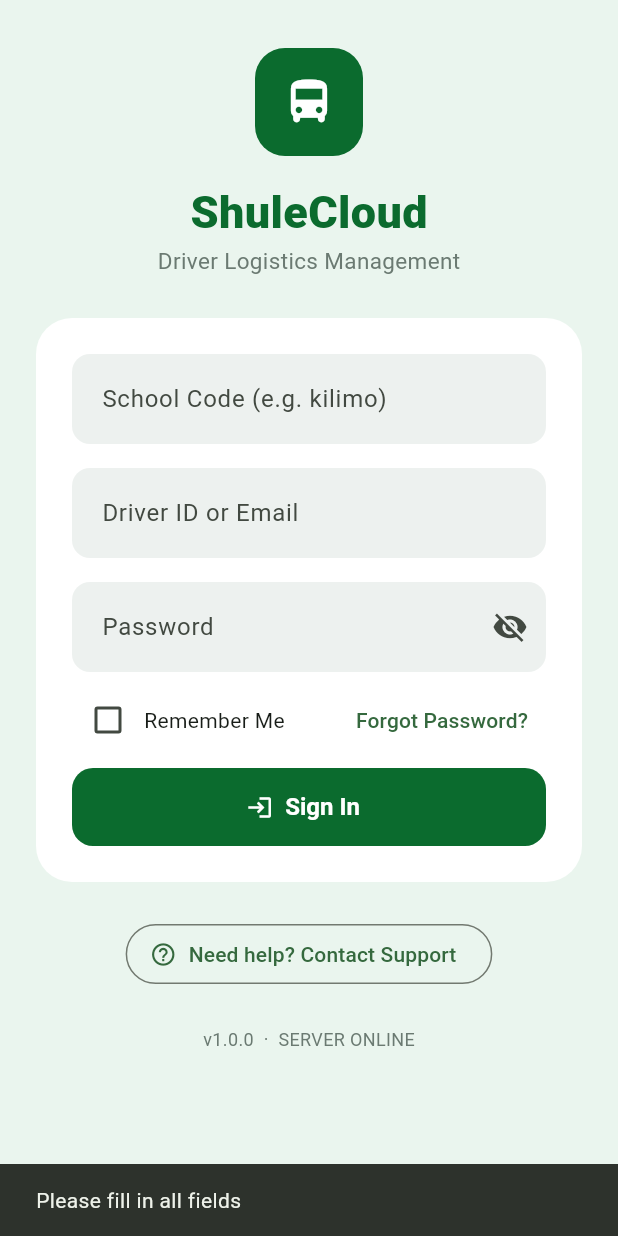
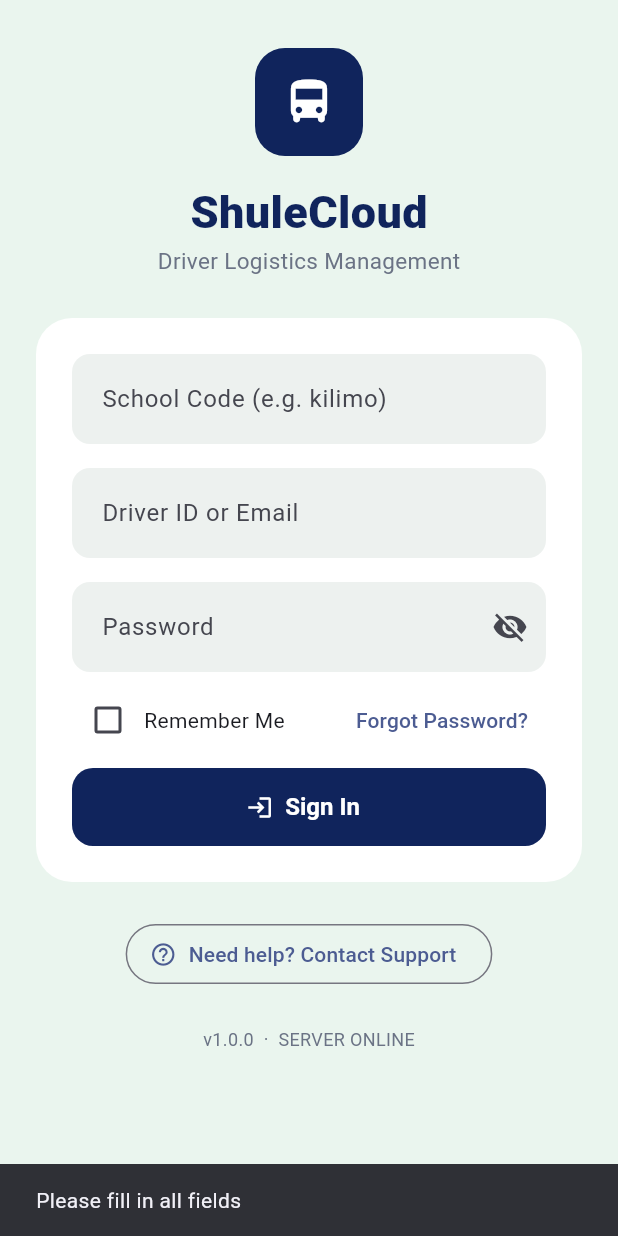
Before and after one commit to jaamsquad/shule-cloud-saas, a Flutter app: the screen it shows after launch, after a tap on "Sign In", on a phone screen of 412 x 824 dp. Run offline on Flutter 3.47's test engine with Material 3 defaults, Android fonts, the phone set to English and light mode, and no system bars; our stand-ins replace battery_plus, cached_network_image, connectivity_plus, dio, firebase_core, firebase_messaging and 13 more; missing offline and left inert: flutter_background_service, flutter_background_service_android, mobile_scanner; accounts and stored records are empty; network calls fail.

Commit message:
fix(driver-app): stop splash hang + dark-blue bus branding
Crash fix (app froze on native splash):
- Firebase/FCM is optional (no google-services.json) but NotificationService
  called FirebaseMessaging.instance unguarded, throwing before runApp(). Now
  every init in main() is individually guarded and runApp() always runs.
- Splash bootstrap is guarded + capped with an 8s timeout so an unreachable
  backend still lands on the login screen.

Branding:
- Dark-blue palette (#10245C) replaces green.
- New dark-blue school-bus launcher icon (flutter_launcher_icons, generated in
  CI) + matching dark-blue splash. App name -> "ShuleDriver".

Co-Authored-By: Claude Opus 4.8 <noreply@anthropic.com>

```diff
--- a/driver-app/lib/core/theme/app_theme.dart
+++ b/driver-app/lib/core/theme/app_theme.dart
@@ -1,20 +1,20 @@
 import 'package:flutter/material.dart';
 
-/// ShuleCloud brand palette (green transport theme, per the Stitch designs).
+/// ShuleCloud Driver palette — dark-blue transport theme.
 class AppColors {
   AppColors._();
-  static const Color primary = Color(0xFF0B6B2E); // ShuleCloud green
-  static const Color primaryDark = Color(0xFF06531F);
-  static const Color primaryLight = Color(0xFF16843C);
-  static const Color accentBlue = Color(0xFF1F63E8);
+  static const Color primary = Color(0xFF10245C); // dark blue
+  static const Color primaryDark = Color(0xFF0A163B);
+  static const Color primaryLight = Color(0xFF1E3A8A);
+  static const Color accentBlue = Color(0xFF2E6BE6);
   static const Color danger = Color(0xFFD32029);
   static const Color warning = Color(0xFFE8A400);
-  static const Color success = Color(0xFF0B6B2E);
-  static const Color bg = Color(0xFFF4F7F6);
+  static const Color success = Color(0xFF12833C);
+  static const Color bg = Color(0xFFF4F6FB);
   static const Color card = Colors.white;
-  static const Color textDark = Color(0xFF1C2A24);
-  static const Color textMuted = Color(0xFF6B7A72);
-  static const Color border = Color(0xFFE3E9E6);
+  static const Color textDark = Color(0xFF1B2333);
+  static const Color textMuted = Color(0xFF6B7385);
+  static const Color border = Color(0xFFE3E7F0);
 }
 
 /// Material 3 light & dark themes.
--- a/driver-app/lib/features/splash/splash_screen.dart
+++ b/driver-app/lib/features/splash/splash_screen.dart
@@ -19,8 +19,17 @@ class _SplashScreenState extends ConsumerState<SplashScreen> {
   }
 
   Future<void> _boot() async {
-    await ref.read(authControllerProvider.notifier).bootstrap();
-    await Future.delayed(const Duration(milliseconds: 600));
+    // Bootstrap (auto-login) must never hang the splash: guard it AND cap it with
+    // a timeout so a slow/unreachable backend still lets the user reach login.
+    try {
+      await ref
+          .read(authControllerProvider.notifier)
+          .bootstrap()
+          .timeout(const Duration(seconds: 8));
+    } catch (e) {
+      debugPrint('bootstrap failed/timed out: $e');
+    }
+    await Future.delayed(const Duration(milliseconds: 400));
     if (!mounted) return;
     final authed = ref.read(authControllerProvider).isAuthenticated;
     context.go(authed ? '/' : '/login');
@@ -29,28 +38,28 @@ class _SplashScreenState extends ConsumerState<SplashScreen> {
   @override
   Widget build(BuildContext context) {
     return Scaffold(
-      backgroundColor: Colors.white,
+      backgroundColor: AppColors.primary, // dark blue
       body: Center(
         child: Column(
           mainAxisAlignment: MainAxisAlignment.center,
           children: [
             Container(
-              width: 96,
-              height: 96,
-              decoration: BoxDecoration(color: AppColors.primary, borderRadius: BorderRadius.circular(24)),
-              child: const Icon(Icons.directions_bus_rounded, color: Colors.white, size: 48),
+              width: 108,
+              height: 108,
+              decoration: BoxDecoration(color: Colors.white, borderRadius: BorderRadius.circular(28)),
+              child: const Icon(Icons.directions_bus_rounded, color: AppColors.primary, size: 56),
             ),
-            const SizedBox(height: 20),
-            const Text('ShuleCloud', style: TextStyle(color: AppColors.primary, fontSize: 30, fontWeight: FontWeight.w800)),
+            const SizedBox(height: 22),
+            const Text('ShuleDriver', style: TextStyle(color: Colors.white, fontSize: 30, fontWeight: FontWeight.w800)),
             const SizedBox(height: 4),
-            const Text('Smart School Transport', style: TextStyle(color: AppColors.textMuted, fontSize: 16)),
+            const Text('Smart School Transport', style: TextStyle(color: Colors.white70, fontSize: 16)),
             const SizedBox(height: 40),
             const SizedBox(
               width: 160,
-              child: LinearProgressIndicator(color: AppColors.primary, backgroundColor: Color(0xFFE3E9E6)),
+              child: LinearProgressIndicator(color: Colors.white, backgroundColor: Colors.white24),
             ),
             const SizedBox(height: 16),
-            const Text('Connecting to Secure Server', style: TextStyle(color: AppColors.textMuted, fontWeight: FontWeight.w600)),
+            const Text('Connecting to Secure Server', style: TextStyle(color: Colors.white70, fontWeight: FontWeight.w600)),
           ],
         ),
       ),
--- a/driver-app/lib/main.dart
+++ b/driver-app/lib/main.dart
@@ -15,20 +15,40 @@ import 'services/notification_service.dart';
 Future<void> main() async {
   WidgetsFlutterBinding.ensureInitialized();
 
+  // Every init below is guarded independently so a single failure can NEVER
+  // freeze the app on the native splash — runApp() always runs. Startup only
+  // needs Hive (prefs); everything else degrades gracefully.
+
   // Firebase is optional in dev — guard so the app still runs without config.
   try {
     await Firebase.initializeApp();
   } catch (_) {/* configure firebase_options for release */}
 
-  // Local storage.
+  // Local storage (required). registerAdapter is idempotent-guarded.
+  try {
     await Hive.initFlutter();
+    if (!Hive.isAdapterRegistered(1)) {
       Hive.registerAdapter(GpsPointAdapter());
+    }
     await Hive.openBox<GpsPoint>(StorageKeys.gpsQueueBox);
     await Hive.openBox(StorageKeys.prefsBox);
+  } catch (e, s) {
+    debugPrint('Hive init failed: $e\n$s');
+  }
 
-  // Background GPS + notifications.
+  // Background GPS — never block startup on it.
+  try {
     await BackgroundTrackingService.init();
+  } catch (e) {
+    debugPrint('BackgroundTrackingService.init failed: $e');
+  }
+
+  // Local notifications — never block startup on it.
+  try {
     await NotificationService().init();
+  } catch (e) {
+    debugPrint('NotificationService.init failed: $e');
+  }
 
   runApp(const ProviderScope(child: ShuleCloudDriverApp()));
 }
--- a/driver-app/lib/services/notification_service.dart
+++ b/driver-app/lib/services/notification_service.dart
@@ -1,3 +1,4 @@
+import 'package:flutter/foundation.dart';
 import 'package:firebase_messaging/firebase_messaging.dart';
 import 'package:flutter_local_notifications/flutter_local_notifications.dart';
 
@@ -22,11 +23,24 @@ class NotificationService {
         .resolvePlatformSpecificImplementation<AndroidFlutterLocalNotificationsPlugin>()
         ?.createNotificationChannel(_channel);
 
-    await FirebaseMessaging.instance.requestPermission();
-    FirebaseMessaging.onMessage.listen(_showForeground);
+    // Firebase Cloud Messaging is OPTIONAL: without google-services.json the
+    // Firebase app never initialized, so touching FirebaseMessaging throws.
+    // Guard it so the app runs perfectly fine without push configured.
+    try {
+      await FirebaseMessaging.instance.requestPermission();
+      FirebaseMessaging.onMessage.listen(_showForeground);
+    } catch (e) {
+      debugPrint('FCM not configured — skipping push setup: $e');
+    }
   }
 
-  Future<String?> get fcmToken => FirebaseMessaging.instance.getToken();
+  Future<String?> get fcmToken async {
+    try {
+      return await FirebaseMessaging.instance.getToken();
+    } catch (_) {
+      return null;
+    }
+  }
 
   void _showForeground(RemoteMessage m) {
     final n = m.notification;
```
Also changed, not shown: driver-app/pubspec.yaml (+13 -1 lines), driver-app/assets/icon/app_icon.png (added), driver-app/assets/icon/app_icon_foreground.png (added), 3 other files. Lines whose indentation alone changed are shown as unchanged.
